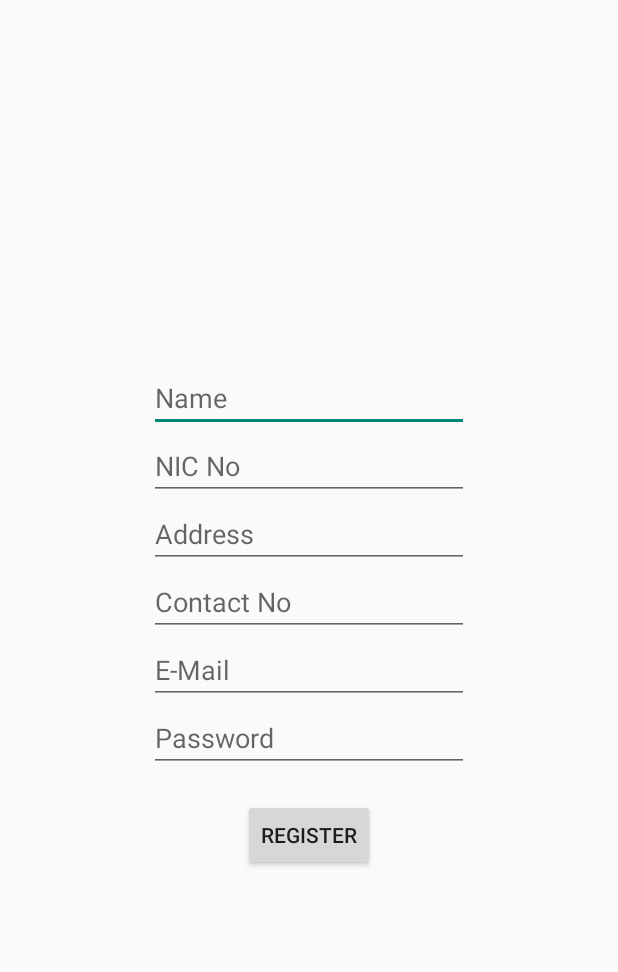
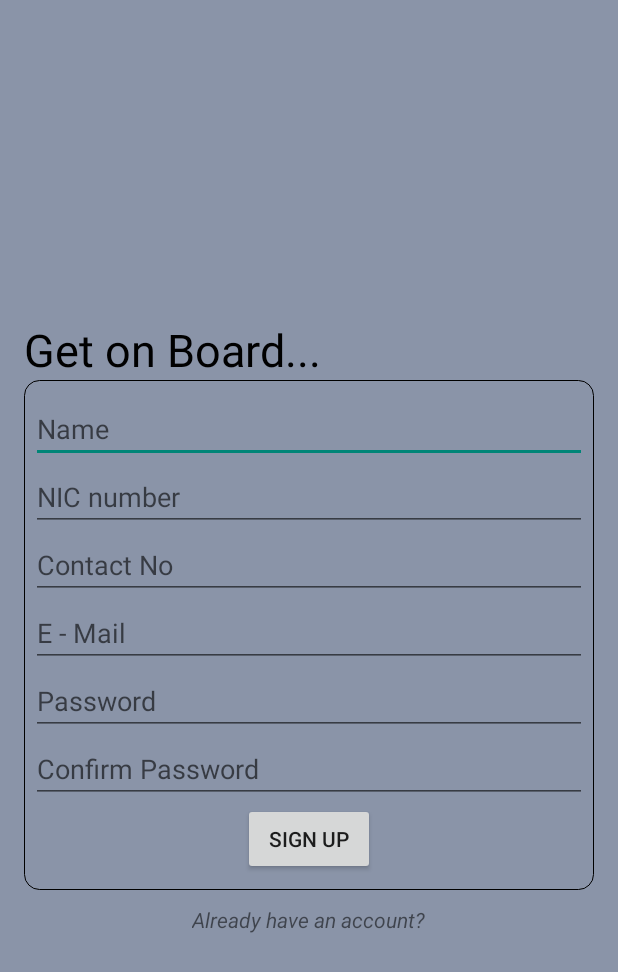
Before and after one commit to hisni/Project_Surveil_App, an Android app: the Register_1 screen opened directly, with no data from a screen before it, on a phone screen of 412 x 824 dp. Shown: the top 972 px of the screen. Run offline under Robolectric (Android 15) with nearby library versions, the phone set to English and light mode, and no system bars.

Commit message:
Signup activity(UI) created

```diff
--- /dev/null
+++ b/app/src/main/res/drawable/layout_bg.xml
@@ -0,0 +1,7 @@
+<?xml version="1.0" encoding="UTF-8"?>
+<shape xmlns:android="http://schemas.android.com/apk/res/android">
+    <solid android:color="@color/bg"/>
+    <stroke android:width="0.5dp" android:color="#000000"/>
+    <corners android:radius="10dp"/>
+    <padding android:left="5dp" android:top="10dp" android:right="5dp" android:bottom="10dp"/>
+</shape>
--- a/app/src/main/res/layout/activity_register_1.xml
+++ b/app/src/main/res/layout/activity_register_1.xml
@@ -2,76 +2,96 @@
 <LinearLayout xmlns:android="http://schemas.android.com/apk/res/android"
     xmlns:app="http://schemas.android.com/apk/res-auto"
     xmlns:tools="http://schemas.android.com/tools"
+    android:id="@+id/container"
+    android:layout_width="match_parent"
+    android:layout_height="match_parent"
+    android:paddingLeft="@dimen/activity_horizontal_margin"
+    android:paddingTop="@dimen/activity_vertical_margin"
+    android:paddingRight="@dimen/activity_horizontal_margin"
+    android:paddingBottom="4dp"
+    tools:context=".ui.login.LoginActivity"
+    android:orientation="vertical"
+    android:background="@color/bg"
+    android:gravity="center_vertical">
+
+    <TextView
+        android:layout_width="wrap_content"
+        android:layout_height="wrap_content"
+        android:text="Get on Board..."
+        android:textSize="30dp"
+        android:textColor="#000000"/>
+
+    <LinearLayout
         android:layout_width="match_parent"
         android:layout_height="wrap_content"
-    tools:context=".Register_1"
         android:orientation="vertical"
-    android:layout_gravity="center"
-    android:gravity="center"
-    android:layout_margin="20dp"
-    >
+        android:background="@drawable/layout_bg"
+        android:layout_gravity="center_vertical"
+        android:gravity="center">
 
         <EditText
-        android:id="@+id/usernameR"
-        android:layout_width="wrap_content"
+            android:id="@+id/usrname"
+            android:layout_width="match_parent"
             android:layout_height="wrap_content"
-        android:layout_weight="1"
-        android:ems="10"
-        android:inputType="textPersonName"
-        android:hint="Name" />
+            android:hint="Name"
+            android:inputType="text"/>
+
+        <EditText
+            android:id="@+id/nic"
+            android:layout_width="match_parent"
+            android:layout_height="wrap_content"
+            android:hint="NIC number"
+            android:inputType="text"/>
+
+        <EditText
+            android:id="@+id/phone"
+            android:layout_width="match_parent"
+            android:layout_height="wrap_content"
+            android:hint="Contact No"
+            android:inputType="phone"/>
+
 
 
         <EditText
-        android:id="@+id/editText"
+            android:id="@+id/mail"
+            android:layout_width="match_parent"
+            android:layout_height="wrap_content"
+            android:hint="E - Mail"
+            android:inputType="textEmailAddress"/>
+
+        <EditText
+            android:id="@+id/pw"
+            android:layout_width="match_parent"
+            android:layout_height="wrap_content"
+            android:hint="Password"
+            android:inputType="textPassword"/>
+
+        <EditText
+            android:id="@+id/pwcnfrm"
+            android:layout_width="match_parent"
+            android:layout_height="wrap_content"
+            android:hint="Confirm Password"
+            android:inputType="textPassword"/>
+
+        <Button
+            android:id="@+id/signupButton"
             android:layout_width="wrap_content"
             android:layout_height="wrap_content"
-        android:layout_weight="1"
-        android:ems="10"
-        android:inputType="textPersonName"
-        android:hint="NIC No" />
+            android:text="Sign up"
+            android:layout_gravity="center"/>
+    </LinearLayout>
 
 
-    <EditText
-        android:id="@+id/editText3"
+    <TextView
+        android:id="@+id/hadAccount"
         android:layout_width="wrap_content"
         android:layout_height="wrap_content"
-        android:layout_weight="1"
-        android:ems="10"
-        android:inputType="textPostalAddress"
-        android:hint="Address"/>
+        android:text="Already have an account?"
+        android:clickable="true"
+        android:textStyle="italic"
+        android:layout_gravity="center"
+        android:layout_marginTop="10dp"/>
 
-    <EditText
-        android:id="@+id/editText4"
-        android:layout_width="wrap_content"
-        android:layout_height="wrap_content"
-        android:layout_weight="1"
-        android:ems="10"
-        android:inputType="phone"
-        android:hint="Contact No"/>
 
-    <EditText
-        android:id="@+id/editText5"
-        android:layout_width="wrap_content"
-        android:layout_height="wrap_content"
-        android:layout_weight="1"
-        android:ems="10"
-        android:inputType="textEmailAddress"
-        android:hint="E-Mail"/>
 
-    <EditText
-        android:id="@+id/editText6"
-        android:layout_width="wrap_content"
-        android:layout_height="wrap_content"
-        android:layout_weight="1"
-        android:ems="10"
-        android:inputType="textPassword"
-        android:hint="Password"/>
-
-    <Button
-        android:id="@+id/regButtonR"
-        android:layout_width="wrap_content"
-        android:layout_height="wrap_content"
-        android:layout_weight="1"
-        android:text="Register"
-        android:layout_marginTop="18dp"/>
 </LinearLayout>
--- a/app/src/main/res/layout/content_driver__home.xml
+++ b/app/src/main/res/layout/content_driver__home.xml
@@ -25,7 +25,7 @@
     <ListView
         android:id="@+id/deliveries_LV"
         android:layout_width="match_parent"
-        android:layout_height="match_parent"
+        android:layout_height="wrap_content"
         android:scrollbarSize="1dp"
         android:layout_marginTop="5dp"
         app:layout_constraintStart_toStartOf="parent"
```
Lines whose indentation alone changed are shown as unchanged.
